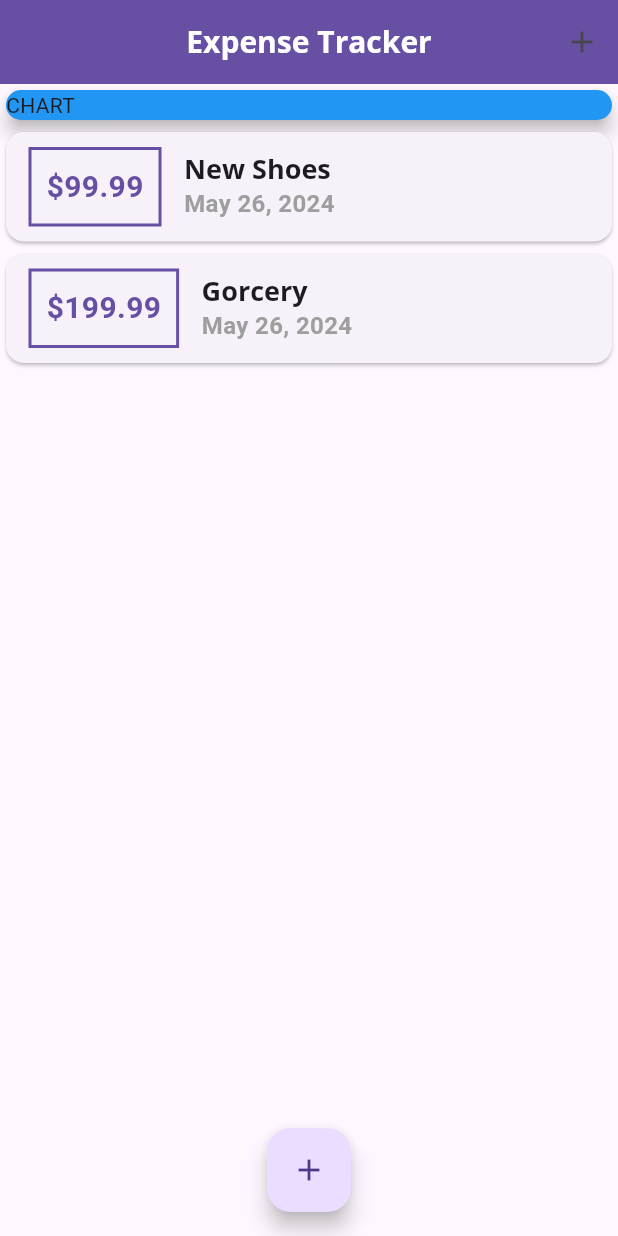
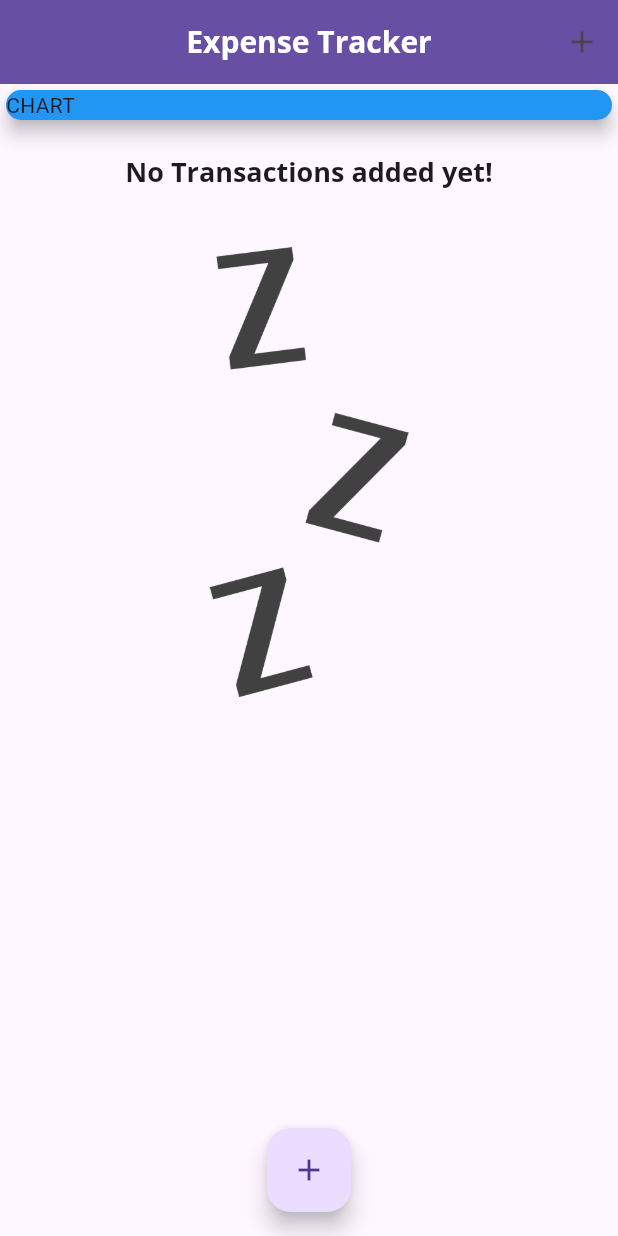
Before and after one commit to asadullah43/personal-expense-tracker, a Flutter app: the screen it shows after launch, on a phone screen of 412 x 824 dp. Run offline on Flutter 3.47's test engine with Material 3 defaults, Android fonts, the phone set to English and light mode, and no system bars.

```diff
--- a/lib/main.dart
+++ b/lib/main.dart
@@ -49,18 +49,18 @@ class MyHomePage extends StatefulWidget {
 
 class _MyHomePageState extends State<MyHomePage> {
   final List<Transaction> _userTransactions = [
-    Transaction(
-      id: 't1',
-      title: 'New Shoes',
-      amount: 99.99,
-      date: DateTime.now(),
-    ),
-    Transaction(
-      id: 't2',
-      title: 'Gorcery',
-      amount: 199.99,
-      date: DateTime.now(),
-    ),
+    // Transaction(
+    //   id: 't1',
+    //   title: 'New Shoes',
+    //   amount: 99.99,
+    //   date: DateTime.now(),
+    // ),
+    // Transaction(
+    //   id: 't2',
+    //   title: 'Gorcery',
+    //   amount: 199.99,
+    //   date: DateTime.now(),
+    // ),
   ];
   void _addNewTransaction(String title, double amount) {
     final newTx = Transaction(
--- a/lib/widgets/transaction_list.dart
+++ b/lib/widgets/transaction_list.dart
@@ -10,7 +10,23 @@ class TransactionList extends StatelessWidget {
   Widget build(BuildContext context) {
     return SizedBox(
       height: 400,
-      child: ListView.builder(
+      child: transactions.isEmpty
+          ? Column(
+              mainAxisAlignment: MainAxisAlignment.spaceAround ,
+              children: [
+                Text(
+                  'No Transactions added yet!',
+                  style: Theme.of(context).textTheme.titleLarge,
+                ),
+                SizedBox(
+                    height: 300,
+                    child: Image.asset(
+                      'assets/images/waiting.png',
+                      fit: BoxFit.cover,
+                    ))
+              ],
+            )
+          : ListView.builder(
               itemCount: transactions.length,
               itemBuilder: (BuildContext context, int index) {
                 return Card(
@@ -18,8 +34,8 @@ class TransactionList extends StatelessWidget {
                     children: [
                       Container(
                         padding: const EdgeInsets.all(10),
-                  margin:
-                      const EdgeInsets.symmetric(vertical: 10, horizontal: 15),
+                        margin: const EdgeInsets.symmetric(
+                            vertical: 10, horizontal: 15),
                         decoration: BoxDecoration(
                           border: Border.all(
                             color: Theme.of(context).primaryColor,
@@ -27,7 +43,8 @@ class TransactionList extends StatelessWidget {
                           ),
                         ),
                         child: Text(
-                    '\$' '${transactions[index].amount.toStringAsFixed(2)}',
+                          '\$'
+                          '${transactions[index].amount.toStringAsFixed(2)}',
                           style: TextStyle(
                             fontWeight: FontWeight.bold,
                             fontSize: 20,
--- a/pubspec.yaml
+++ b/pubspec.yaml
@@ -61,9 +61,9 @@ flutter:
   uses-material-design: true
 
   # To add assets to your application, add an assets section, like this:
-  # assets:
-  #   - images/a_dot_burr.jpeg
-  #   - images/a_dot_ham.jpeg
+  assets:
+    - assets/images/waiting.png
+
 
   # An image asset can refer to one or more resolution-specific "variants", see
   # https://flutter.dev/assets-and-images/#resolution-aware
```
Also changed, not shown: assets/images/waiting.png (added). Lines whose indentation alone changed are shown as unchanged.
